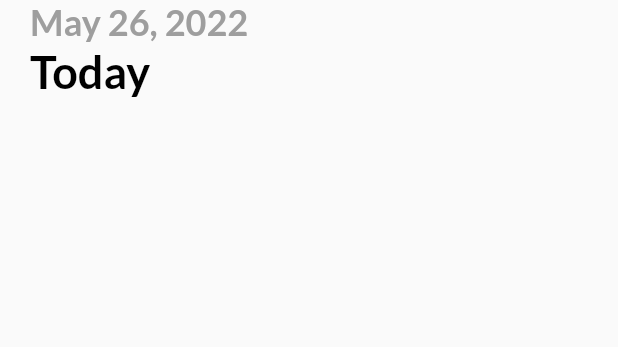
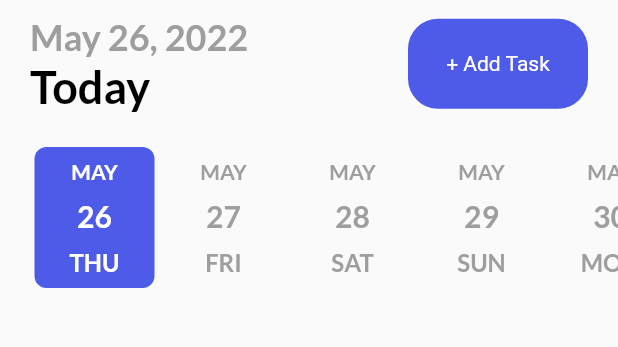
Before and after one commit to haikallf/flutter-todoapp, a Flutter app: the screen it shows after launch, on a phone screen of 412 x 824 dp, the part 84-431 px from its top. Run offline on Flutter 3.47's test engine with Material 2 defaults, Android fonts, the phone set to English and light mode, and no system bars; drawn by our look-alikes of date_picker_timeline; our stand-ins replace flutter_local_notifications, get, get_storage, google_fonts, timezone.

Commit message:
add task page, input widget, and new dependencies

```diff
--- a/lib/ui/home_page.dart
+++ b/lib/ui/home_page.dart
@@ -1,9 +1,13 @@
+import 'package:date_picker_timeline/date_picker_widget.dart';
 import 'package:flutter/cupertino.dart';
 import 'package:flutter/material.dart';
+import 'package:google_fonts/google_fonts.dart';
 import 'package:intl/intl.dart';
 import 'package:todoapp/services/theme_services.dart';
 import 'package:get/get.dart';
+import 'package:todoapp/ui/add_task_bar.dart';
 import 'package:todoapp/ui/theme.dart';
+import 'package:todoapp/ui/widgets/button.dart';
 
 import '../services/notification_services.dart';
 
@@ -15,6 +19,7 @@ class HomePage extends StatefulWidget {
 }
 
 class _HomePageState extends State<HomePage> {
+  DateTime _selectedDate = DateTime.now();
   var notifyHelper;
   @override
   void initState() {
@@ -31,10 +36,58 @@ class _HomePageState extends State<HomePage> {
       appBar: _appBar(),
       body: Column(
         children: [
-          Row(
+          _addTaskBar(),
+          _addDateBar(),
+        ],
+      )
+    );
+  }
+
+  _addDateBar() {
+    return Container(
+        margin: EdgeInsets.only(top: 20, left: 20),
+        child: DatePicker(
+          DateTime.now(),
+          height: 100,
+          width: 80,
+          initialSelectedDate: DateTime.now(),
+          selectionColor: primaryClr,
+          selectedTextColor: Colors.white,
+          dateTextStyle: GoogleFonts.lato(
+              textStyle: TextStyle(
+                  fontSize: 20,
+                  fontWeight: FontWeight.w600,
+                  color: Colors.grey
+              )
+          ),
+          dayTextStyle: GoogleFonts.lato(
+              textStyle: TextStyle(
+                  fontSize: 16,
+                  fontWeight: FontWeight.w600,
+                  color: Colors.grey
+              )
+          ),
+          monthTextStyle: GoogleFonts.lato(
+              textStyle: TextStyle(
+                  fontSize: 14,
+                  fontWeight: FontWeight.w600,
+                  color: Colors.grey
+              )
+          ),
+          onDateChange: (date) {
+            _selectedDate = date;
+          },
+        )
+    );
+  }
+
+  _addTaskBar() {
+    return Container(
+      margin: EdgeInsets.only(left: 20, right: 20, top: 10),
+      child: Row(
+        mainAxisAlignment: MainAxisAlignment.spaceBetween,
         children: [
           Container(
-                margin: EdgeInsets.symmetric(horizontal: 20),
             child: Column(
               crossAxisAlignment: CrossAxisAlignment.start,
               children: [
@@ -44,11 +97,10 @@ class _HomePageState extends State<HomePage> {
                     style: headingStyle)
               ],
             ),
-              )
+          ),
+          MyButton(label: "+ Add Task", onTap: () => Get.to(AddTaskPage()))
         ],
-          )
-        ],
-      )
+      ),
     );
   }
 
--- a/pubspec.yaml
+++ b/pubspec.yaml
@@ -38,6 +38,7 @@ dependencies:
   get:
   intl:
   google_fonts:
+  date_picker_timeline:
   flutter_local_notifications:
   flutter_native_timezone:
 
```
Also changed, not shown: lib/ui/add_task_bar.dart (added, +51 -0 lines), lib/ui/theme.dart (+20 -0 lines), lib/ui/widgets/input_field.dart (added, +69 -0 lines), pubspec.lock. Lines whose indentation alone changed are shown as unchanged.
